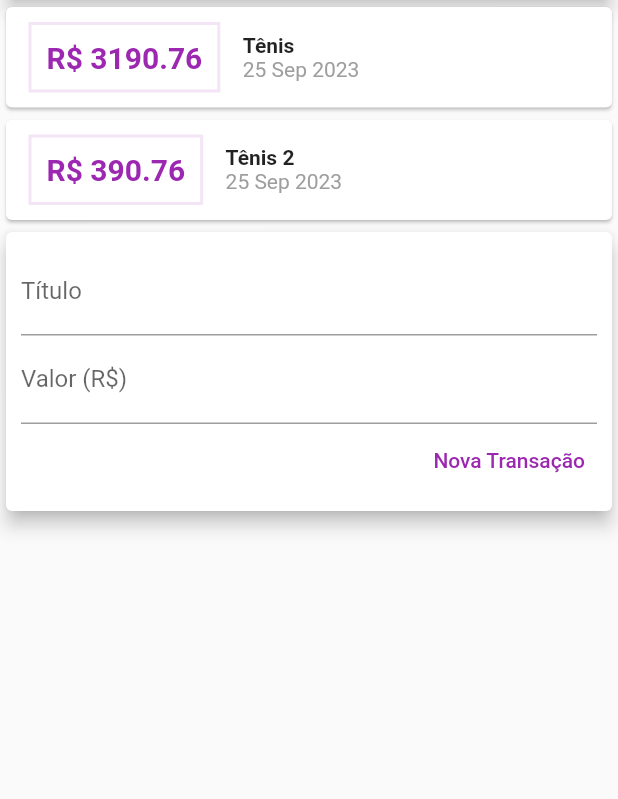
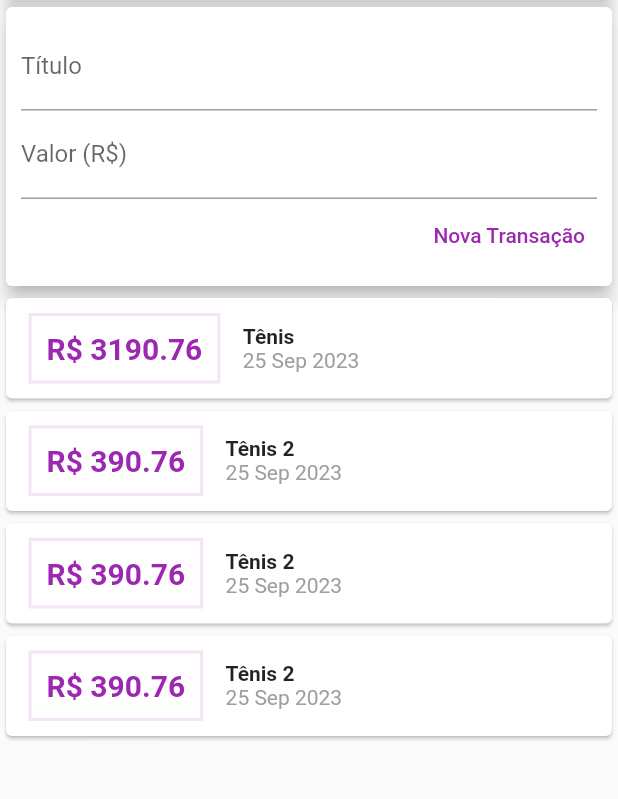
Before and after one commit to AfonsoMachado/personal_expenses, a Flutter app: the screen it shows after launch, on a phone screen of 412 x 824 dp, the part 119-918 px from its top. Run offline on Flutter 3.47's test engine with Material 2 defaults, Android fonts, the phone set to English and light mode, and no system bars.

```diff
--- a/lib/components/transaction_list.dart
+++ b/lib/components/transaction_list.dart
@@ -1,5 +1,6 @@
 import 'package:flutter/material.dart';
 import 'package:intl/intl.dart';
+
 import '../models/transaction.dart';
 
 class TransactionList extends StatelessWidget {
@@ -9,15 +10,18 @@ class TransactionList extends StatelessWidget {
 
   @override
   Widget build(BuildContext context) {
-    return Column(
+    return SizedBox(
+      height: 300,
+      child: SingleChildScrollView(
+        child: Column(
           children: [
             ...transactions.map((tr) {
               return Card(
                 child: Row(
                   children: [
                     Container(
-                  margin:
-                      const EdgeInsets.symmetric(horizontal: 15, vertical: 10),
+                      margin: const EdgeInsets.symmetric(
+                          horizontal: 15, vertical: 10),
                       decoration: BoxDecoration(
                           border: Border.all(
                         color: Colors.purple.shade50,
@@ -51,6 +55,8 @@ class TransactionList extends StatelessWidget {
               );
             }).toList()
           ],
+        ),
+      ),
     );
   }
 }
--- a/lib/components/transaction_user.dart
+++ b/lib/components/transaction_user.dart
@@ -26,6 +26,36 @@ class _TransactionUserState extends State<TransactionUser> {
       value: 390.76,
       date: DateTime.now(),
     ),
+    Transaction(
+      id: 't2',
+      title: 'Tênis 2',
+      value: 390.76,
+      date: DateTime.now(),
+    ),
+    Transaction(
+      id: 't2',
+      title: 'Tênis 2',
+      value: 390.76,
+      date: DateTime.now(),
+    ),
+    Transaction(
+      id: 't2',
+      title: 'Tênis 2',
+      value: 390.76,
+      date: DateTime.now(),
+    ),
+    Transaction(
+      id: 't2',
+      title: 'Tênis 2',
+      value: 390.76,
+      date: DateTime.now(),
+    ),
+    Transaction(
+      id: 't2',
+      title: 'Tênis 2',
+      value: 390.76,
+      date: DateTime.now(),
+    ),
   ];
 
   _addTransaction(String title, double value) {
@@ -46,8 +76,8 @@ class _TransactionUserState extends State<TransactionUser> {
   Widget build(BuildContext context) {
     return Column(
       children: [
+        TransactionForm(_addTransaction),
         TransactionList(_transactions),
-        TransactionForm(_addTransaction),
       ],
     );
   }
--- a/lib/main.dart
+++ b/lib/main.dart
@@ -23,7 +23,8 @@ class MyHomePage extends StatelessWidget {
       appBar: AppBar(
         title: const Text('Despesas Pessoais'),
       ),
-      body: const Column(
+      body: const SingleChildScrollView(
+        child: Column(
           crossAxisAlignment: CrossAxisAlignment.stretch,
           children: [
             SizedBox(
@@ -37,6 +38,7 @@ class MyHomePage extends StatelessWidget {
             TransactionUser(),
           ],
         ),
+      ),
     );
   }
 }
```
Lines whose indentation alone changed are shown as unchanged.
